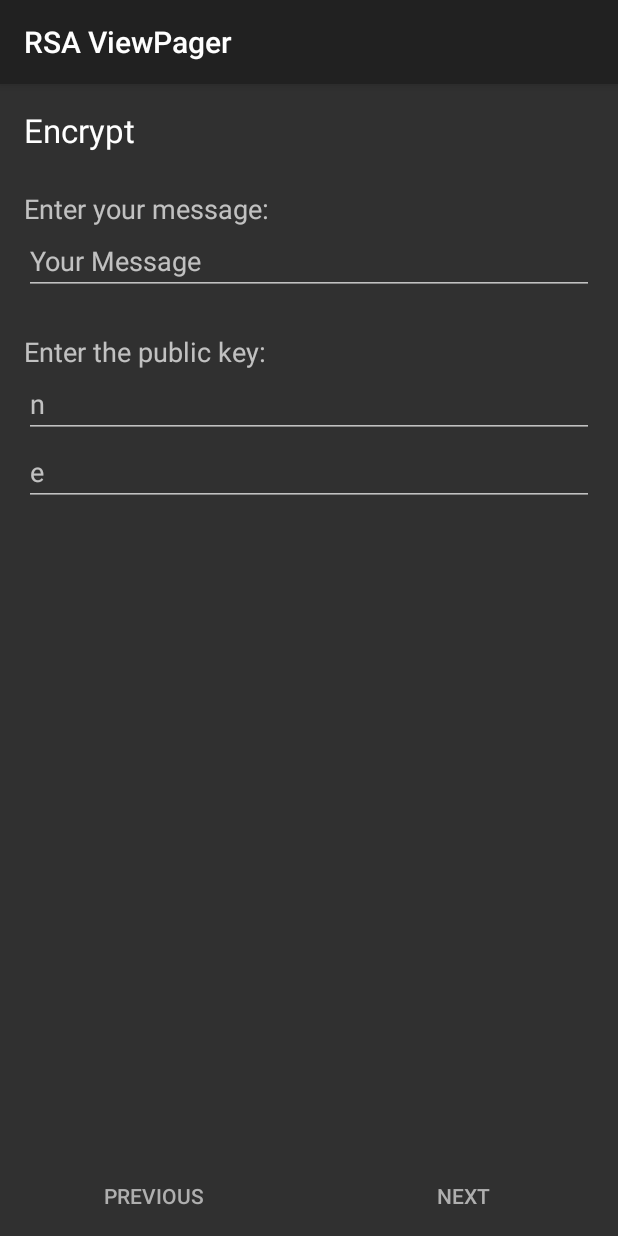
After one commit to teinvdlugt/SmartCalc, an Android app: the fragment RSAFragmentEncrypt placed in its activity, on a phone screen of 412 x 824 dp. The commit adds this screen. Run offline under Robolectric (Android 15) with nearby library versions, the phone set to English and light mode, and no system bars.

Commit message:
Add Encrypt functionality to RSA

```diff
--- /dev/null
+++ b/app/src/main/java/com/teinproductions/tein/smartcalc/maths/RSAFragmentEncrypt.java
@@ -0,0 +1,53 @@
+package com.teinproductions.tein.smartcalc.maths;
+
+import android.os.Bundle;
+import android.support.annotation.Nullable;
+import android.support.v4.app.Fragment;
+import android.view.LayoutInflater;
+import android.view.View;
+import android.view.ViewGroup;
+import android.widget.EditText;
+
+import com.teinproductions.tein.smartcalc.CustomDialog;
+import com.teinproductions.tein.smartcalc.R;
+
+import java.math.BigInteger;
+
+public class RSAFragmentEncrypt extends Fragment {
+
+    EditText nET, eET, messageET;
+
+    @Override
+    public View onCreateView(LayoutInflater inflater, @Nullable ViewGroup container, @Nullable Bundle savedInstanceState) {
+        View layout = inflater.inflate(R.layout.fragment_rsa_encrypt, container, false);
+
+        nET = (EditText) layout.findViewById(R.id.n_editText);
+        eET = (EditText) layout.findViewById(R.id.e_editText);
+        messageET = (EditText) layout.findViewById(R.id.message_editText);
+
+        return layout;
+    }
+
+    public void onClickEncrypt() {
+        if (nET.length() == 0 || eET.length() == 0 || messageET.length() == 0) {
+            CustomDialog.newInstance("", getString(R.string.fill_all_fields))
+                    .show(getActivity().getSupportFragmentManager(), "fill_all_fields_dialog");
+        } else if (Long.parseLong(messageET.getText().toString()) >= Long.parseLong(nET.getText().toString())) {
+            CustomDialog.newInstance(R.string.message_gt_n_title, R.string.message_gt_n_message)
+                    .show(getActivity().getSupportFragmentManager(), "message_gt_n_dialog");
+        } else {
+            encrypt();
+        }
+    }
+
+    private void encrypt() {
+        BigInteger message = new BigInteger(messageET.getText().toString());
+        int e = Integer.parseInt(eET.getText().toString());
+        BigInteger n = new BigInteger(nET.getText().toString());
+
+        BigInteger cipher = message.pow(e).mod(n);
+
+        CustomDialog.newInstance("", "The cipher is " + cipher.toString())
+                .show(getActivity().getSupportFragmentManager(), "the_cipher_is_dialog");
+    }
+}
--- /dev/null
+++ b/app/src/main/res/layout/fragment_rsa_encrypt.xml
@@ -0,0 +1,48 @@
+<?xml version="1.0" encoding="utf-8"?>
+<LinearLayout xmlns:android="http://schemas.android.com/apk/res/android"
+    android:layout_width="match_parent"
+    android:layout_height="match_parent"
+    android:orientation="vertical">
+
+    <TextView
+        android:layout_width="wrap_content"
+        android:layout_height="wrap_content"
+        android:text="@string/encrypt"
+        android:textAppearance="?android:attr/textAppearanceLarge" />
+
+    <TextView
+        android:layout_marginTop="25dp"
+        android:layout_width="wrap_content"
+        android:layout_height="wrap_content"
+        android:text="@string/enter_your_message_below"
+        android:textAppearance="?android:attr/textAppearanceMedium" />
+
+    <EditText
+        android:id="@+id/message_editText"
+        android:layout_width="match_parent"
+        android:layout_height="wrap_content"
+        android:hint="@string/your_message"
+        android:inputType="number" />
+
+    <TextView
+        android:layout_marginTop="25dp"
+        android:layout_width="wrap_content"
+        android:layout_height="wrap_content"
+        android:text="@string/enter_the_public_key"
+        android:textAppearance="?android:attr/textAppearanceMedium" />
+
+    <EditText
+        android:id="@+id/n_editText"
+        android:layout_width="match_parent"
+        android:layout_height="wrap_content"
+        android:hint="n"
+        android:inputType="number" />
+
+    <EditText
+        android:id="@+id/e_editText"
+        android:layout_width="match_parent"
+        android:layout_height="wrap_content"
+        android:hint="e"
+        android:inputType="number" />
+
+</LinearLayout>
--- a/app/src/main/res/values/strings.xml
+++ b/app/src/main/res/values/strings.xml
@@ -382,5 +382,11 @@
     <string name="done">Done</string>
     <string name="private_key_colon">Private key:</string>
     <string name="public_key_colon">Public key:</string>
+    <string name="your_message">Your Message</string>
+    <string name="enter_your_message_below">Enter your message:</string>
+    <string name="enter_the_public_key">Enter the public key:</string>
+    <string name="fill_all_fields">Please fill all fields</string>
+    <string name="message_gt_n_title">The message is greater than n</string>
+    <string name="message_gt_n_message">This leads to incorrect encryption</string>
 
 </resources>
```
Also changed, not shown: app/src/main/java/com/teinproductions/tein/smartcalc/maths/RSAEncryptionActivityViewPager.java (+21 -0 lines).
